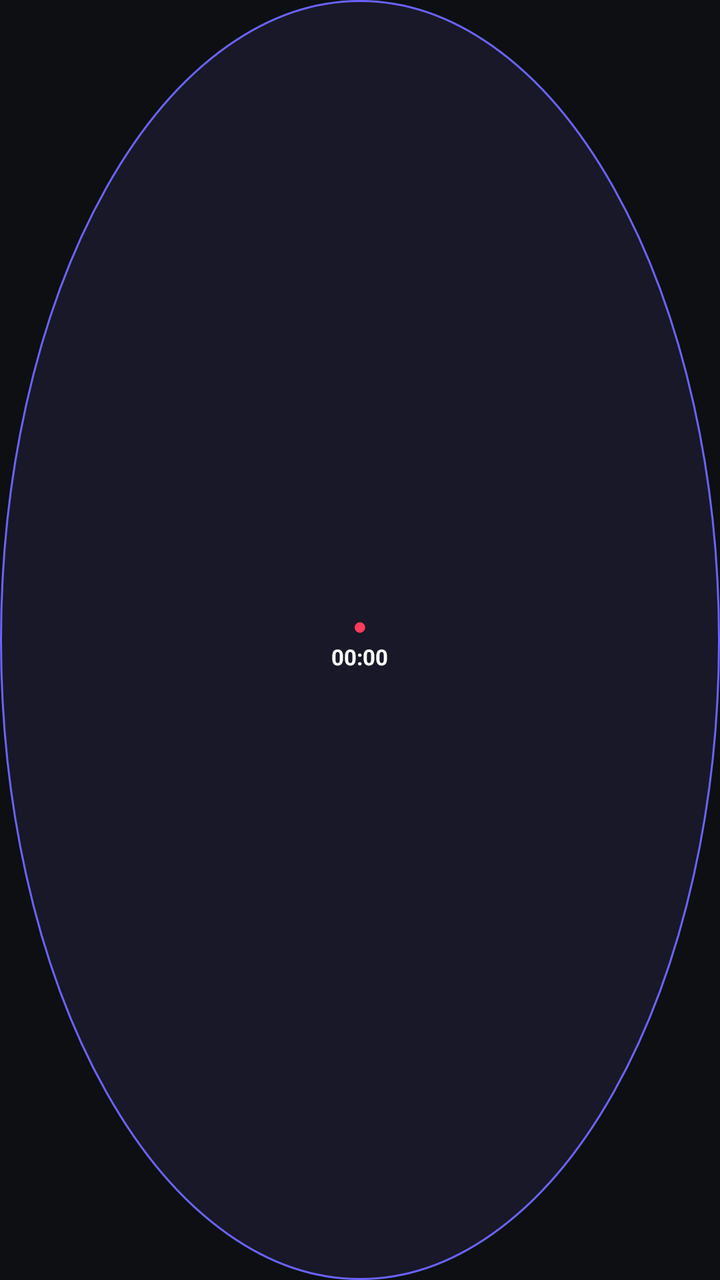
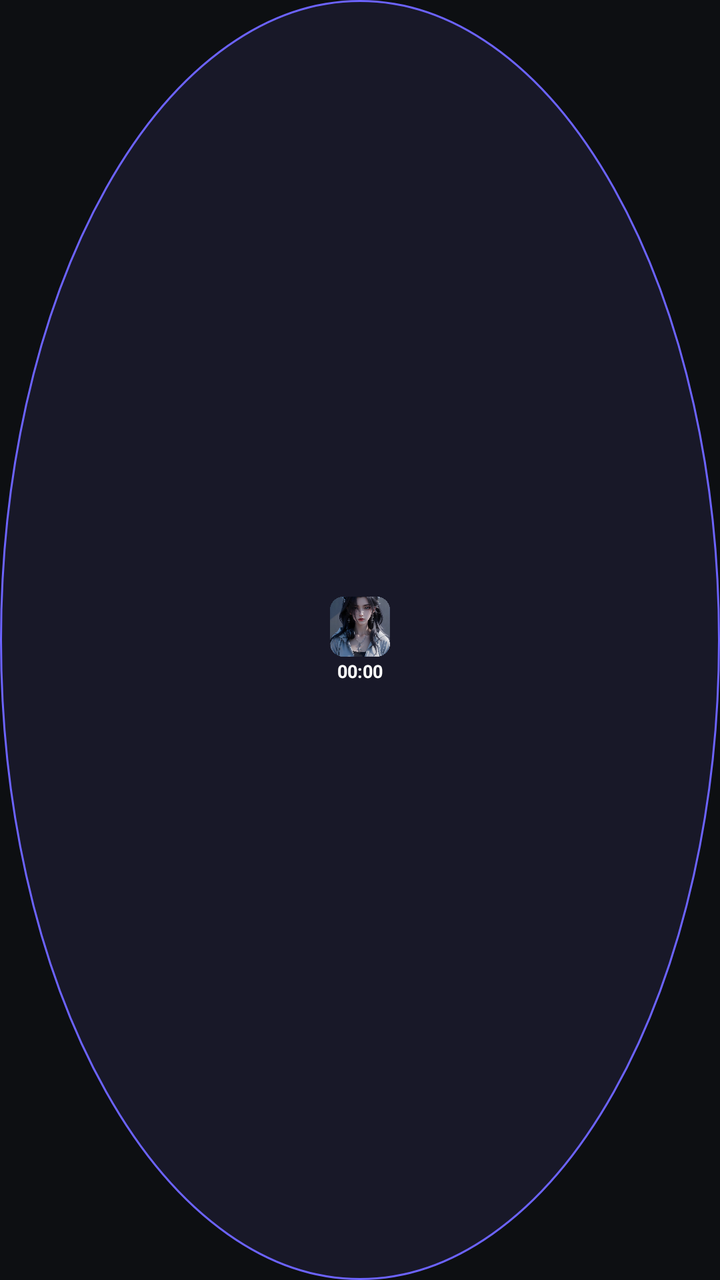

The first picture is an Android layout as it rendered before a commit; the second is the same layout after the commit. The layout source and the unified diff follow.
<!-- AndroidManifest.xml: application theme Theme.NyxRecorder -->
<!-- res/layout/view_bubble.xml -->
<?xml version="1.0" encoding="utf-8"?>
<LinearLayout xmlns:android="http://schemas.android.com/apk/res/android"
    android:layout_width="64dp"
    android:layout_height="64dp"
    android:background="@drawable/bg_bubble"
    android:gravity="center"
    android:orientation="vertical">

    <TextView
        android:id="@+id/bubbleDot"
        android:layout_width="wrap_content"
        android:layout_height="wrap_content"
        android:text="●"
        android:textColor="#FF3B5C"
        android:textSize="12sp" />

    <TextView
        android:id="@+id/bubbleTime"
        android:layout_width="wrap_content"
        android:layout_height="wrap_content"
        android:text="00:00"
        android:textColor="@android:color/white"
        android:textSize="11sp"
        android:textStyle="bold" />
</LinearLayout>
<!-- resources referenced by this layout -->
<resources>
  <!-- drawable bg_bubble (drawable) -->
  <?xml version="1.0" encoding="utf-8"?>
  <shape xmlns:android="http://schemas.android.com/apk/res/android" android:shape="oval">
      <solid android:color="#CC1B1B2E" />
      <stroke android:width="1dp" android:color="#6C63FF" />
  </shape>
  <style name="Theme.NyxRecorder" parent="android:Theme.Material.NoActionBar">
          <item name="android:windowBackground">#0D0F12</item>
          <item name="android:statusBarColor">@android:color/transparent</item>
          <item name="android:navigationBarColor">@android:color/transparent</item>
          <item name="android:windowLightStatusBar">false</item>
          <item name="android:windowLightNavigationBar">false</item>
          <item name="android:resizeableActivity">true</item>
      </style>
</resources>

<!-- the commit's change to res/layout/view_bubble.xml (unified diff, before → after) -->
@@ -6,20 +6,20 @@
     android:gravity="center"
     android:orientation="vertical">
 
-    <TextView
-        android:id="@+id/bubbleDot"
-        android:layout_width="wrap_content"
-        android:layout_height="wrap_content"
-        android:text="●"
-        android:textColor="#FF3B5C"
-        android:textSize="12sp" />
+    <ImageView
+        android:id="@+id/bubbleIcon"
+        android:layout_width="30dp"
+        android:layout_height="30dp"
+        android:contentDescription="NYX-RECORDER"
+        android:src="@drawable/ic_launcher_foreground" />
 
     <TextView
         android:id="@+id/bubbleTime"
         android:layout_width="wrap_content"
         android:layout_height="wrap_content"
+        android:layout_marginTop="1dp"
         android:text="00:00"
         android:textColor="@android:color/white"
-        android:textSize="11sp"
+        android:textSize="9sp"
         android:textStyle="bold" />
 </LinearLayout>
<!-- resource entries referenced after the edit -->
@@ -6,6 +6,7 @@
       <solid android:color="#CC1B1B2E" />
       <stroke android:width="1dp" android:color="#6C63FF" />
   </shape>
+  <!-- drawable ic_launcher_foreground: png bitmap (drawable-nodpi, 275618 bytes) -->
   <style name="Theme.NyxRecorder" parent="android:Theme.Material.NoActionBar">
           <item name="android:windowBackground">#0D0F12</item>
           <item name="android:statusBarColor">@android:color/transparent</item>
